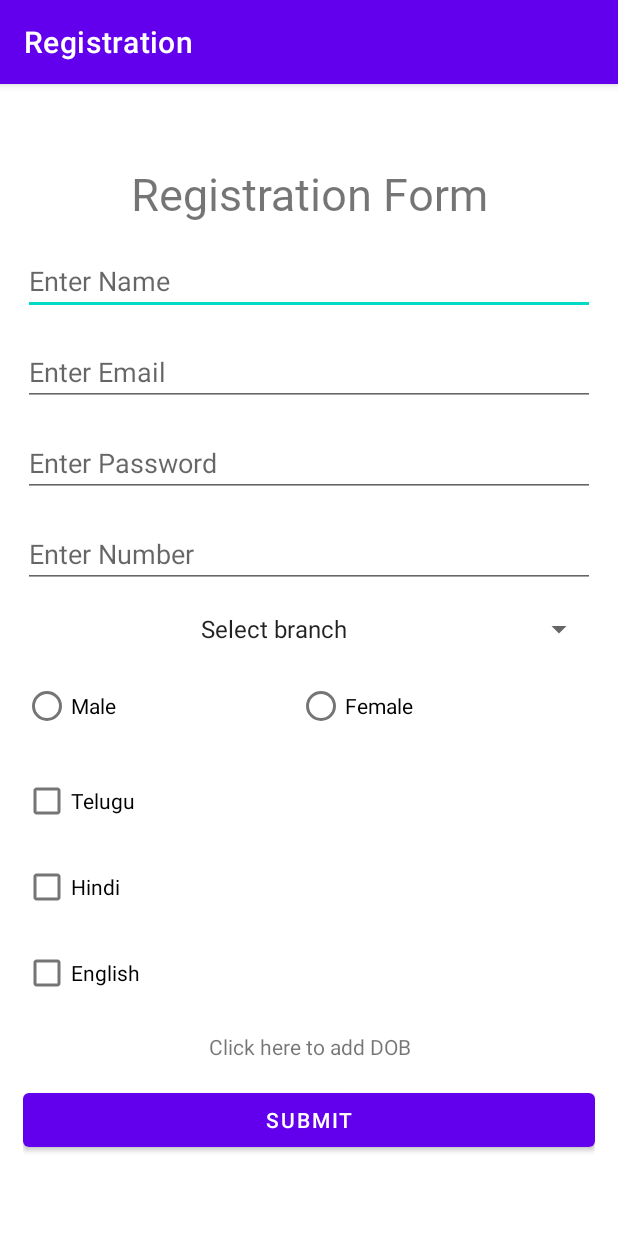
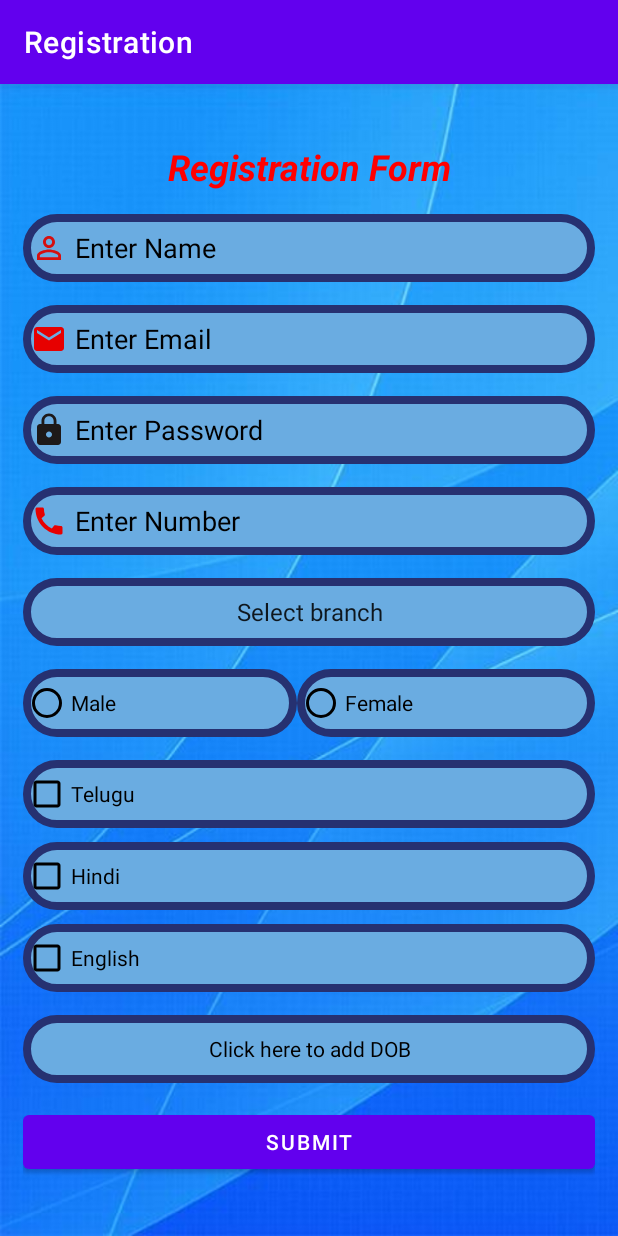
Before and after one commit to bharathh1510/AndroidInternship2k21, an Android app: the screen it shows after launch (MainActivity), after a tap on "SUBMIT", on a phone screen of 412 x 824 dp. Run offline under Robolectric (Android 15) with nearby library versions, the phone set to English and light mode, and no system bars; 1 statement that could not run was skipped.

Commit message:
Registration final file added

```diff
--- a/Registration/app/src/main/java/com/example/registration/MainActivity.java
+++ b/Registration/app/src/main/java/com/example/registration/MainActivity.java
@@ -2,18 +2,79 @@
 
 import androidx.appcompat.app.AppCompatActivity;
 
+import android.app.DatePickerDialog;
 import android.os.Bundle;
+import android.util.Log;
 import android.view.View;
+import android.widget.CheckBox;
+import android.widget.DatePicker;
+import android.widget.EditText;
+import android.widget.RadioButton;
+import android.widget.RadioGroup;
+import android.widget.Spinner;
+import android.widget.TextView;
+
+import java.util.Calendar;
 
 public class MainActivity extends AppCompatActivity {
-
+    //Declare views
+    EditText name,mail,number;
+    Spinner branch;
+    RadioGroup rg;
+    RadioButton rb;
+    CheckBox tel,hin,eng;
+    TextView dob;
     @Override
     protected void onCreate(Bundle savedInstanceState) {
         super.onCreate(savedInstanceState);
         setContentView(R.layout.activity_main);
+        //Initialize views
+        name=findViewById(R.id.name);
+        mail=findViewById(R.id.email);
+        number=findViewById(R.id.number);
+        branch=findViewById(R.id.sp);
+        rg=findViewById(R.id.rg);
+        tel=findViewById(R.id.tel);
+        hin=findViewById(R.id.hin);
+        eng=findViewById(R.id.eng);
+        dob=findViewById(R.id.dob);
+
     }
 
     public void save(View view) {
+    String n=name.getText().toString();
+    String m=mail.getText().toString();
+    String num=number.getText().toString();
+    String b=branch.getSelectedItem().toString();
+    int id=rg.getCheckedRadioButtonId();
+    rb=findViewById(id);
 
+    StringBuilder sb=new StringBuilder();
+    if (tel.isChecked()){
+        sb.append(tel+"\n");
+    }
+    if (hin.isChecked()){
+        sb.append(tel+"\n");
+    }
+    if (eng.isChecked()){
+        sb.append(tel+"\n");
+    }
+        Log.i("INFO",n+"\n"+m+"\n"+num+"\n"+b+"\n"+rb.getText()+"\n"+sb.toString()+"\n"+dob.getText().toString());
+    }
+
+    public void dob(View view) {
+        Calendar c=Calendar.getInstance();
+        int year,month,day;
+        year=c.get(Calendar.YEAR);
+        month=c.get(Calendar.MONTH);
+        day=c.get(Calendar.DAY_OF_MONTH);
+        DatePickerDialog dpd=new DatePickerDialog(this,
+                new DatePickerDialog.OnDateSetListener() {
+                    @Override
+                    public void onDateSet(DatePicker view, int year, int month, int dayOfMonth) {
+                        dob.setText(dayOfMonth+"/"+(month+1)+"/"+year);
+                    }
+                },year,month,day);
+        dpd.show();
     }
 }
--- /dev/null
+++ b/Registration/app/src/main/res/drawable/ic_baseline_local_post_office_24.xml
@@ -0,0 +1,5 @@
+<vector android:height="24dp" android:tint="#E70000"
+    android:viewportHeight="24" android:viewportWidth="24"
+    android:width="24dp" xmlns:android="http://schemas.android.com/apk/res/android">
+    <path android:fillColor="@android:color/white" android:pathData="M20,4L4,4c-1.1,0 -1.99,0.9 -1.99,2L2,18c0,1.1 0.9,2 2,2h16c1.1,0 2,-0.9 2,-2L22,6c0,-1.1 -0.9,-2 -2,-2zM20,8l-8,5 -8,-5L4,6l8,5 8,-5v2z"/>
+</vector>
--- /dev/null
+++ b/Registration/app/src/main/res/drawable/ic_baseline_lock_24.xml
@@ -0,0 +1,5 @@
+<vector android:height="24dp" android:tint="#1D1919"
+    android:viewportHeight="24" android:viewportWidth="24"
+    android:width="24dp" xmlns:android="http://schemas.android.com/apk/res/android">
+    <path android:fillColor="@android:color/white" android:pathData="M18,8h-1L17,6c0,-2.76 -2.24,-5 -5,-5S7,3.24 7,6v2L6,8c-1.1,0 -2,0.9 -2,2v10c0,1.1 0.9,2 2,2h12c1.1,0 2,-0.9 2,-2L20,10c0,-1.1 -0.9,-2 -2,-2zM12,17c-1.1,0 -2,-0.9 -2,-2s0.9,-2 2,-2 2,0.9 2,2 -0.9,2 -2,2zM15.1,8L8.9,8L8.9,6c0,-1.71 1.39,-3.1 3.1,-3.1 1.71,0 3.1,1.39 3.1,3.1v2z"/>
+</vector>
--- /dev/null
+++ b/Registration/app/src/main/res/drawable/ic_person_.xml
@@ -0,0 +1,5 @@
+<vector android:height="24dp" android:tint="#D60F0F"
+    android:viewportHeight="24" android:viewportWidth="24"
+    android:width="24dp" xmlns:android="http://schemas.android.com/apk/res/android">
+    <path android:fillColor="@android:color/white" android:pathData="M12,5.9c1.16,0 2.1,0.94 2.1,2.1s-0.94,2.1 -2.1,2.1S9.9,9.16 9.9,8s0.94,-2.1 2.1,-2.1m0,9c2.97,0 6.1,1.46 6.1,2.1v1.1L5.9,18.1L5.9,17c0,-0.64 3.13,-2.1 6.1,-2.1M12,4C9.79,4 8,5.79 8,8s1.79,4 4,4 4,-1.79 4,-4 -1.79,-4 -4,-4zM12,13c-2.67,0 -8,1.34 -8,4v3h16v-3c0,-2.66 -5.33,-4 -8,-4z"/>
+</vector>
--- /dev/null
+++ b/Registration/app/src/main/res/drawable/ic_phone.xml
@@ -0,0 +1,5 @@
+<vector android:height="24dp" android:tint="#E70000"
+    android:viewportHeight="24" android:viewportWidth="24"
+    android:width="24dp" xmlns:android="http://schemas.android.com/apk/res/android">
+    <path android:fillColor="@android:color/white" android:pathData="M20.01,15.38c-1.23,0 -2.42,-0.2 -3.53,-0.56 -0.35,-0.12 -0.74,-0.03 -1.01,0.24l-1.57,1.97c-2.83,-1.35 -5.48,-3.9 -6.89,-6.83l1.95,-1.66c0.27,-0.28 0.35,-0.67 0.24,-1.02 -0.37,-1.11 -0.56,-2.3 -0.56,-3.53 0,-0.54 -0.45,-0.99 -0.99,-0.99H4.19C3.65,3 3,3.24 3,3.99 3,13.28 10.73,21 20.01,21c0.71,0 0.99,-0.63 0.99,-1.18v-3.45c0,-0.54 -0.45,-0.99 -0.99,-0.99z"/>
+</vector>
--- /dev/null
+++ b/Registration/app/src/main/res/drawable/shape.xml
@@ -0,0 +1,15 @@
+<?xml version="1.0" encoding="utf-8"?>
+<shape xmlns:android="http://schemas.android.com/apk/res/android"
+    android:shape="rectangle">
+    <stroke android:color="#263171"
+        android:width="5dp"/>
+    <solid android:color="#6AACE1"/>
+    <corners android:radius="30dp"/>
+    <!--<gradient android:endColor="#A6AF46"
+        android:startColor="#D53D70"
+        android:centerColor="#405923"
+        android:angle="90"/>-->
+
+
+
+</shape>
--- a/Registration/app/src/main/res/layout/activity_main.xml
+++ b/Registration/app/src/main/res/layout/activity_main.xml
@@ -7,45 +7,69 @@
     android:orientation="vertical"
     android:gravity="center"
     android:padding="15dp"
+    android:background="@drawable/bg"
     tools:context=".MainActivity">
 
     <TextView
         android:layout_width="match_parent"
         android:layout_height="wrap_content"
-        android:fontFamily="@font/aclonica"
         android:gravity="center"
         android:text="Registration Form"
-        android:textSize="30sp" />
+        android:textStyle="bold|italic"
+        android:textColor="#FF0000"
+        android:textSize="24sp" />
     <EditText
         android:layout_width="match_parent"
-        android:layout_height="wrap_content"
+        android:layout_height="45dp"
+        android:drawableLeft="@drawable/ic_person_"
+        android:drawablePadding="5dp"
         android:id="@+id/name"
+        android:textColorHint="@color/black"
         android:hint="Enter Name"
+        android:padding="5dp"
+        android:background="@drawable/shape"
         android:layout_marginTop="15dp"/>
     <EditText
         android:layout_width="match_parent"
-        android:layout_height="wrap_content"
+        android:layout_height="45dp"
+        android:drawablePadding="5dp"
+        android:textColorHint="@color/black"
         android:id="@+id/email"
+        android:drawableLeft="@drawable/ic_baseline_local_post_office_24"
         android:hint="Enter Email"
+        android:padding="5dp"
+        android:background="@drawable/shape"
         android:inputType="textEmailAddress"
         android:layout_marginTop="15dp"/>
     <EditText
         android:layout_width="match_parent"
-        android:layout_height="wrap_content"
+        android:layout_height="45dp"
+        android:drawablePadding="5dp"
+        android:textColorHint="@color/black"
+        android:background="@drawable/shape"
+        android:drawableLeft="@drawable/ic_baseline_lock_24"
         android:id="@+id/pass"
+        android:padding="5dp"
         android:hint="Enter Password"
         android:inputType="textPassword"
         android:layout_marginTop="15dp"/>
     <EditText
         android:layout_width="match_parent"
-        android:layout_height="wrap_content"
+        android:layout_height="45dp"
+        android:background="@drawable/shape"
+        android:textColorHint="@color/black"
         android:id="@+id/number"
+        android:drawablePadding="5dp"
+        android:drawableLeft="@drawable/ic_phone"
+        android:padding="5dp"
         android:hint="Enter Number"
         android:inputType="phone"
         android:layout_marginTop="15dp"/>
     <Spinner
         android:layout_width="match_parent"
-        android:layout_height="wrap_content"
+        android:layout_height="45dp"
+        android:textColorHint="@color/black"
+        android:background="@drawable/shape"
         android:id="@+id/sp"
         android:entries="@array/branch"
         android:textAlignment="center"
@@ -58,41 +82,53 @@
         android:id="@+id/rg">
         <RadioButton
             android:layout_width="wrap_content"
-            android:layout_height="wrap_content"
+            android:layout_height="45dp"
+            android:background="@drawable/shape"
+            android:buttonTint="@color/black"
             android:layout_weight="1"
             android:id="@+id/male"
             android:text="Male"/>
         <RadioButton
             android:layout_width="wrap_content"
-            android:layout_height="wrap_content"
+            android:layout_height="45dp"
+            android:buttonTint="@color/black"
+            android:background="@drawable/shape"
             android:layout_weight="1"
             android:id="@+id/female"
             android:text="Female"/>
     </RadioGroup>
     <CheckBox
         android:layout_width="match_parent"
-        android:layout_height="wrap_content"
+        android:layout_height="45dp"
+        android:background="@drawable/shape"
+        android:buttonTint="@color/black"
         android:text="Telugu"
         android:id="@+id/tel"
         android:layout_marginTop="15dp"/>
     <CheckBox
         android:layout_width="match_parent"
-        android:layout_height="wrap_content"
+        android:layout_height="45dp"
+        android:buttonTint="@color/black"
+        android:background="@drawable/shape"
         android:text="Hindi"
         android:id="@+id/hin"
         android:layout_marginTop="9dp"/>
-
     <CheckBox
         android:layout_width="match_parent"
-        android:layout_height="wrap_content"
+        android:layout_height="45dp"
+        android:buttonTint="@color/black"
+        android:background="@drawable/shape"
         android:text="English"
         android:id="@+id/eng"
         android:layout_marginTop="9dp"/>
     <TextView
         android:layout_width="match_parent"
-        android:layout_height="wrap_content"
+        android:layout_height="45dp"
+        android:background="@drawable/shape"
         android:layout_marginTop="15dp"
+        android:onClick="dob"
         android:id="@+id/dob"
+        android:textColor="@color/black"
         android:text="Click here to add DOB"
         android:gravity="center"/>
     <Button
```
Also changed, not shown: Registration/app/src/main/res/drawable/bg.jpg (added).
